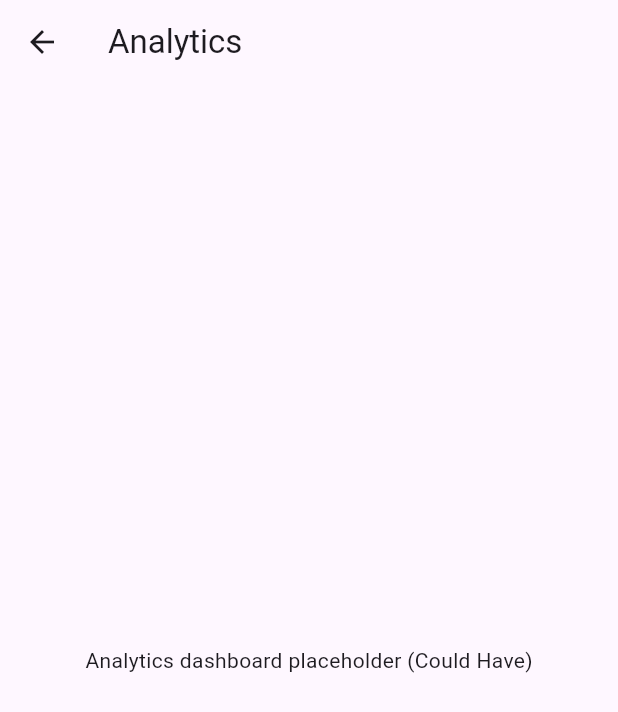
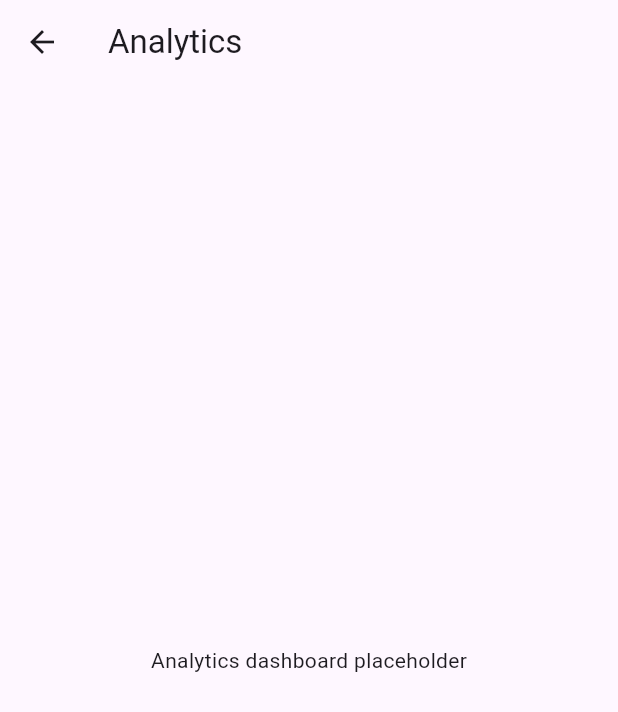
Before and after one commit to Muccasa/Brenda-s, a Flutter app: the AdminAnalyticsPage screen opened directly, on a phone screen of 412 x 824 dp. Shown: the top 712 px of the screen. Run offline on Flutter 3.47's test engine with Material 3 defaults, Android fonts, the phone set to English and light mode, and no system bars.

Commit message:
feats:working on ui

```diff
--- a/flutter_application/lib/presentation/pages/admin_analytics_page.dart
+++ b/flutter_application/lib/presentation/pages/admin_analytics_page.dart
@@ -7,7 +7,7 @@ class AdminAnalyticsPage extends StatelessWidget {
   Widget build(BuildContext context) {
     return Scaffold(
       appBar: AppBar(title: const Text('Analytics')),
-      body: const Center(child: Text('Analytics dashboard placeholder (Could Have)')),
+      body: const Center(child: Text('Analytics dashboard placeholder')),
     );
   }
 }
--- a/flutter_application/lib/presentation/pages/chat_support_page.dart
+++ b/flutter_application/lib/presentation/pages/chat_support_page.dart
@@ -7,7 +7,7 @@ class ChatSupportPage extends StatelessWidget {
   Widget build(BuildContext context) {
     return Scaffold(
       appBar: AppBar(title: const Text('Chat Support')),
-      body: const Center(child: Text('Chat support placeholder (Could Have)')),
+      body: const Center(child: Text('Chat support placeholder')),
     );
   }
 }
--- a/flutter_application/lib/presentation/pages/home_page.dart
+++ b/flutter_application/lib/presentation/pages/home_page.dart
@@ -3,7 +3,6 @@ import 'package:flutter_application/core/utils/logger.dart';
 import 'package:flutter_application/features/products/products_page.dart';
 import 'package:flutter_application/presentation/pages/admin_analytics_page.dart';
 import 'package:flutter_application/presentation/pages/chat_support_page.dart';
-import 'package:flutter_application/presentation/pages/ai_recommendations_page.dart';
 
 class HomePage extends StatelessWidget {
   const HomePage({super.key});
@@ -24,9 +23,6 @@ class HomePage extends StatelessWidget {
           _featureTile(context, 'Analytics', 'Admin analytics dashboard', () {
             Navigator.push(context, MaterialPageRoute(builder: (_) => const AdminAnalyticsPage()));
           }),
-          _featureTile(context, 'Recommendations', 'AI product recommendations', () {
-            Navigator.push(context, MaterialPageRoute(builder: (_) => const AIRecommendationsPage()));
-          }),
           _featureTile(context, 'Chat Support', 'Contact support', () {
             Navigator.push(context, MaterialPageRoute(builder: (_) => const ChatSupportPage()));
           }),
```
Also changed, not shown: flutter_application/lib/presentation/pages/ai_recommendations_page.dart (deleted, +0 -13 lines), 1 other file.
